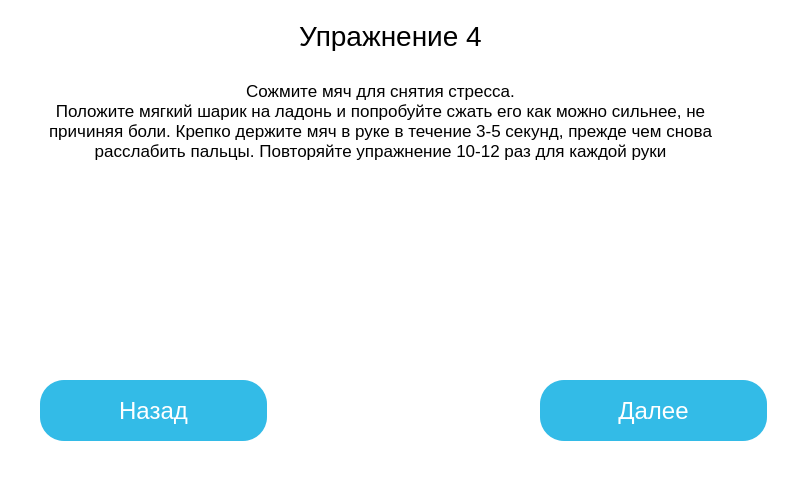
GerrFrog/Muscular-training-apparatus, file gui/window-7.ui: the form before one commit.
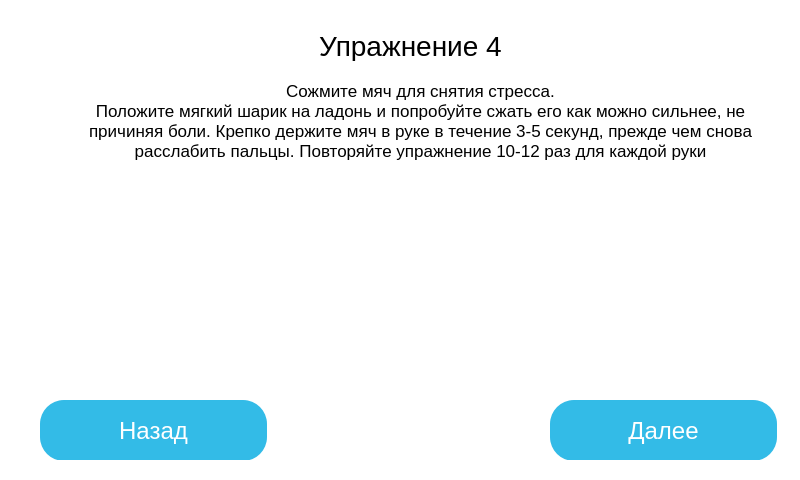
The form after the commit. Icons and pictures are not drawn.

The edit to the form file:
```diff
--- a/gui/window-7.ui
+++ b/gui/window-7.ui
@@ -1,7 +1,7 @@
 <?xml version="1.0" encoding="UTF-8"?>
 <ui version="4.0">
- <class>MainWindow</class>
- <widget class="QMainWindow" name="MainWindow">
+ <class>Page_7</class>
+ <widget class="QWidget" name="Page_7">
   <property name="geometry">
    <rect>
     <x>0</x>
@@ -16,31 +16,18 @@
   <property name="styleSheet">
    <string notr="true">background-color:white;</string>
   </property>
-  <widget class="QWidget" name="centralwidget">
-   <widget class="QLabel" name="img_label">
-    <property name="geometry">
-     <rect>
-      <x>260</x>
-      <y>210</y>
-      <width>281</width>
-      <height>171</height>
-     </rect>
-    </property>
-    <property name="text">
-     <string/>
-    </property>
-    <property name="pixmap">
-     <pixmap resource="res/res.qrc">:/img/img/img_5.png</pixmap>
-    </property>
-    <property name="alignment">
-     <set>Qt::AlignCenter</set>
-    </property>
-   </widget>
+  <layout class="QVBoxLayout" name="verticalLayout_2">
+   <item>
+    <widget class="QWidget" name="centralwidget" native="true">
+     <layout class="QVBoxLayout" name="verticalLayout">
+      <item>
+       <widget class="QStackedWidget" name="stackedWidget">
+        <widget class="QWidget" name="page">
    <widget class="QLabel" name="sub_label">
     <property name="geometry">
      <rect>
-      <x>40</x>
-      <y>60</y>
+            <x>60</x>
+            <y>40</y>
       <width>681</width>
       <height>121</height>
      </rect>
@@ -75,7 +62,7 @@
     <property name="geometry">
      <rect>
       <x>280</x>
-      <y>20</y>
+            <y>10</y>
       <width>221</width>
       <height>31</height>
      </rect>
@@ -105,42 +92,29 @@
      <bool>true</bool>
     </property>
    </widget>
-   <widget class="QPushButton" name="next_pushButton">
+         <widget class="QLabel" name="img_label">
     <property name="geometry">
      <rect>
-      <x>540</x>
-      <y>380</y>
-      <width>227</width>
-      <height>61</height>
-     </rect>
-    </property>
-    <property name="styleSheet">
-     <string notr="true">width: 227px;
-height: 61px;
-left: 287px;
-top: 257px;
-
-background: #33BBE7;
-box-shadow: 0px 4px 4px rgba(0, 0, 0, 0.25), 0px 4px 4px rgba(0, 0, 0, 0.25);
-border-radius: 24px;
-
-font-family: 'Hind';
-font-style: normal;
-font-weight: 400;
-font-size: 24px;
-line-height: 38px;
-text-align: center;
-
-color: #FFFFFF;</string>
-    </property>
+            <x>240</x>
+            <y>200</y>
+            <width>281</width>
+            <height>171</height>
+           </rect>
+          </property>
     <property name="text">
-     <string>Далее</string>
+           <string/>
+          </property>
+          <property name="pixmap">
+           <pixmap resource="res/res.qrc">:/img/img/img_5.png</pixmap>
+          </property>
+          <property name="alignment">
+           <set>Qt::AlignCenter</set>
     </property>
    </widget>
    <widget class="QPushButton" name="previous_pushButton">
     <property name="geometry">
      <rect>
-      <x>40</x>
+            <x>20</x>
       <y>380</y>
       <width>227</width>
       <height>61</height>
@@ -169,7 +143,46 @@
      <string>Назад</string>
     </property>
    </widget>
-  </widget>
+         <widget class="QPushButton" name="next_pushButton">
+          <property name="geometry">
+           <rect>
+            <x>530</x>
+            <y>380</y>
+            <width>227</width>
+            <height>61</height>
+           </rect>
+          </property>
+          <property name="styleSheet">
+           <string notr="true">width: 227px;
+height: 61px;
+left: 287px;
+top: 257px;
+
+background: #33BBE7;
+box-shadow: 0px 4px 4px rgba(0, 0, 0, 0.25), 0px 4px 4px rgba(0, 0, 0, 0.25);
+border-radius: 24px;
+
+font-family: 'Hind';
+font-style: normal;
+font-weight: 400;
+font-size: 24px;
+line-height: 38px;
+text-align: center;
+
+color: #FFFFFF;</string>
+          </property>
+          <property name="text">
+           <string>Далее</string>
+          </property>
+         </widget>
+        </widget>
+        <widget class="QWidget" name="page_2"/>
+       </widget>
+      </item>
+     </layout>
+    </widget>
+   </item>
+  </layout>
  </widget>
  <resources>
   <include location="res/res.qrc"/>
```
Left out of the diff: 2 changed lines with no effect on the pictures. Lines whose indentation alone changed are shown as unchanged.
